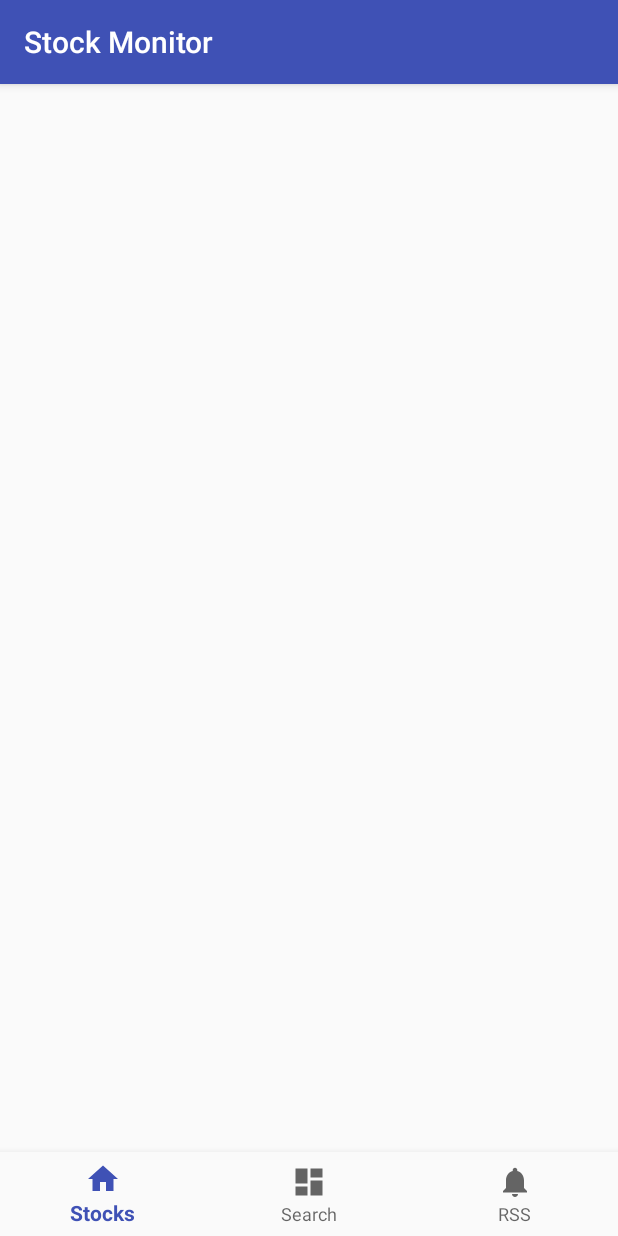
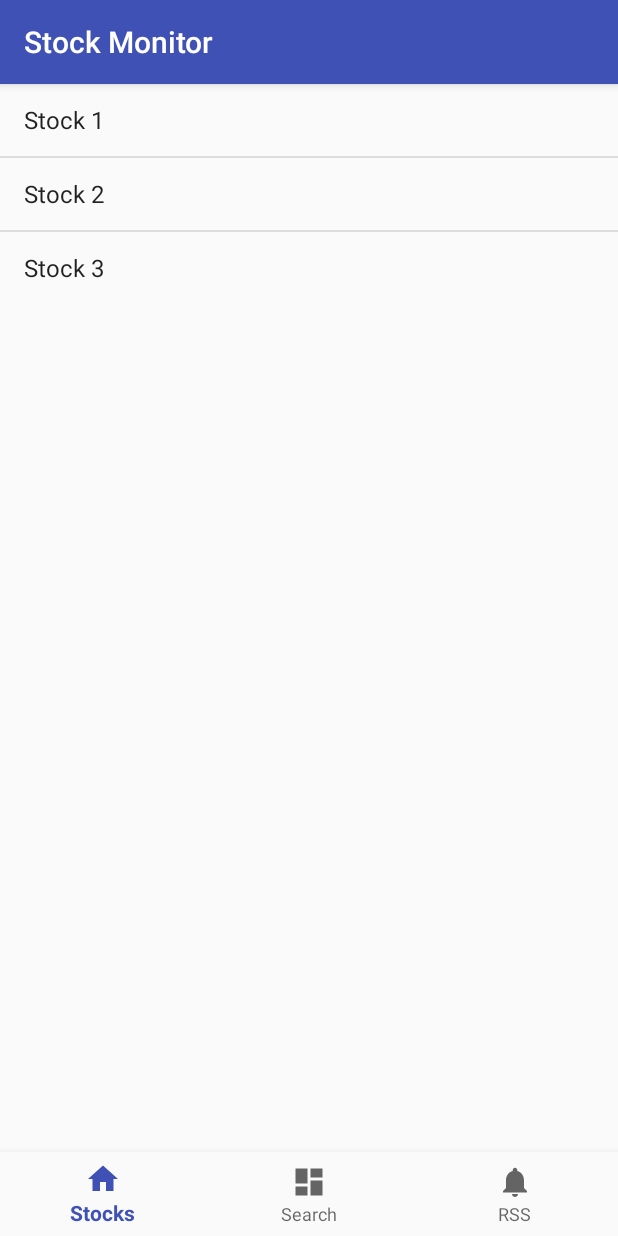
Before and after one commit to Starksprit/StockMonitor, an Android app: the screen it shows after launch (MainActivity), on a phone screen of 412 x 824 dp. Run offline under Robolectric (Android 15) with nearby library versions, the phone set to English and light mode, and no system bars.

```diff
--- a/app/src/main/java/com/company/stockmonitor/MainActivity.java
+++ b/app/src/main/java/com/company/stockmonitor/MainActivity.java
@@ -5,11 +5,19 @@ import android.support.annotation.NonNull;
 import android.support.design.widget.BottomNavigationView;
 import android.support.v7.app.AppCompatActivity;
 import android.view.MenuItem;
-import android.widget.TextView;
+import android.view.View;
+import android.widget.AdapterView;
+import android.widget.ArrayAdapter;
+import android.widget.ListView;
 
-//Simeon
+import java.util.ArrayList;
 
 public class MainActivity extends AppCompatActivity {
+
+    private ArrayList<String> stockslist = new ArrayList<>();
+
+    ListView listView;
+
 
     private BottomNavigationView.OnNavigationItemSelectedListener mOnNavigationItemSelectedListener
             = new BottomNavigationView.OnNavigationItemSelectedListener() {
@@ -19,15 +27,17 @@ public class MainActivity extends AppCompatActivity {
             switch (item.getItemId()) {
                 case R.id.navigation_stocks:
                     //when stocks button is pressed
-                    System.out.println("stocks");
+
+                    loadList();
+
                     return true;
                 case R.id.navigation_search:
                     //when search button is pressed
-                    System.out.println("search");
+
                     return true;
                 case R.id.navigation_RSS:
                     //when RSS button is pressed
-                    System.out.println("RSS");
+
                     return true;
             }
             return false;
@@ -42,6 +52,48 @@ public class MainActivity extends AppCompatActivity {
 
         BottomNavigationView navigation = (BottomNavigationView) findViewById(R.id.navigation);
         navigation.setOnNavigationItemSelectedListener(mOnNavigationItemSelectedListener);
+        listView = (ListView) findViewById(R.id.stocksListView);
+
+        loadList();
+
+        listClickListener();
     }
 
+    public void loadList() {
+
+        stockslist.add("Stock 1");
+        stockslist.add("Stock 2");
+        stockslist.add("Stock 3");
+
+        ArrayAdapter<String> stringArrayAdapter = new ArrayAdapter<String>(this,
+                                        android.R.layout.simple_list_item_1, stockslist);
+
+        listView.setAdapter(stringArrayAdapter);
+
+    }
+
+    public void listClickListener() {
+
+        listView.setOnItemClickListener(new AdapterView.OnItemClickListener() {
+            @Override
+            public void onItemClick(AdapterView<?> adapterView, View view, int i, long l) {
+
+                if (i == 0) {
+                    System.out.println("Fisk");
+
+                }
+                else if (i == 1) {
+                    System.out.println("KAtt");
+
+                }
+                else if (i == 2) {
+                    System.out.println("räkor");
+
+                }
+            }
+        });
+
+    }
+
+
 }
--- a/app/src/main/res/layout/activity_main.xml
+++ b/app/src/main/res/layout/activity_main.xml
@@ -29,6 +29,7 @@
     </android.support.design.widget.BottomNavigationView>
 
     <ListView
+        android:id="@+id/stocksListView"
         android:layout_width="match_parent"
         android:layout_height="wrap_content"
         android:layout_alignParentTop="true"
```
